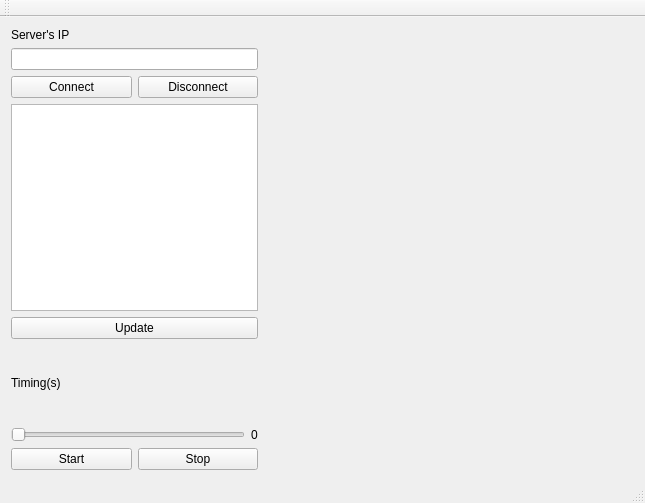
First picture: the form in QtTcpClientConsumer/mainwindow.ui, repository MuriloBarros304/Qtsupervisory, before the edit.
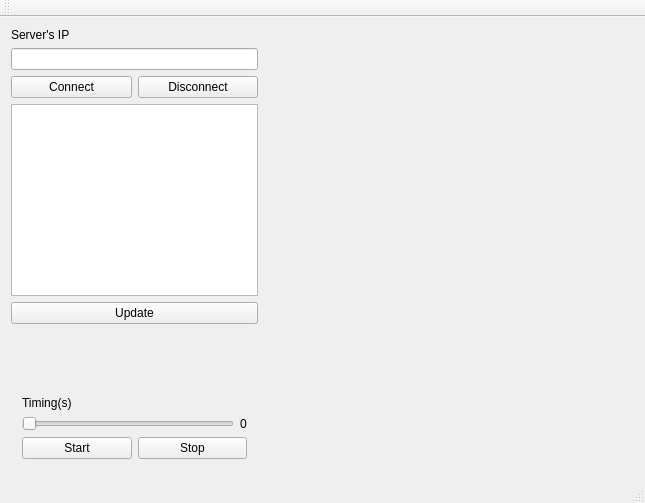
Second picture: the form after the edit. Custom widgets are drawn as their Qt base class.

```diff
--- a/QtTcpClientConsumer/mainwindow.ui
+++ b/QtTcpClientConsumer/mainwindow.ui
@@ -25,9 +25,9 @@
     <item row="1" column="0">
      <layout class="QHBoxLayout" name="horizontalLayout_3" stretch="40,60">
       <item>
-       <layout class="QVBoxLayout" name="verticalLayout" stretch="70,30">
+       <layout class="QVBoxLayout" name="verticalLayout" stretch="70,0">
         <item>
-         <layout class="QGridLayout" name="gridLayout">
+         <layout class="QGridLayout" name="gridLayout" rowminimumheight="0,0,70,0,30">
           <item row="1" column="0">
            <layout class="QHBoxLayout" name="horizontalLayout" stretch="50,50">
             <item>
@@ -46,12 +46,6 @@
             </item>
            </layout>
           </item>
-          <item row="2" column="0">
-           <widget class="QListWidget" name="listWidgetIPs"/>
-          </item>
-          <item row="0" column="0">
-           <widget class="QLineEdit" name="lineEditIP"/>
-          </item>
           <item row="3" column="0">
            <widget class="QPushButton" name="pushButtonUpdate">
             <property name="text">
@@ -59,9 +53,29 @@
             </property>
            </widget>
           </item>
+          <item row="2" column="0">
+           <widget class="QListWidget" name="listWidgetIPs"/>
+          </item>
+          <item row="0" column="0">
+           <widget class="QLineEdit" name="lineEditIP"/>
+          </item>
+          <item row="4" column="0">
+           <spacer name="verticalSpacer">
+            <property name="orientation">
+             <enum>Qt::Vertical</enum>
+            </property>
+            <property name="sizeHint" stdset="0">
+             <size>
+              <width>20</width>
+              <height>40</height>
+             </size>
+            </property>
+           </spacer>
+          </item>
          </layout>
         </item>
         <item>
+         <widget class="QWidget" name="getDataTiming" native="true">
          <layout class="QGridLayout" name="gridLayout_2" rowstretch="0,0,100">
           <item row="0" column="0">
            <widget class="QLabel" name="labelTiming">
@@ -103,6 +117,7 @@
            </layout>
           </item>
          </layout>
+         </widget>
         </item>
        </layout>
       </item>
```
Left out of the diff: 22 changed lines with no effect on the pictures. Lines whose indentation alone changed are shown as unchanged.
